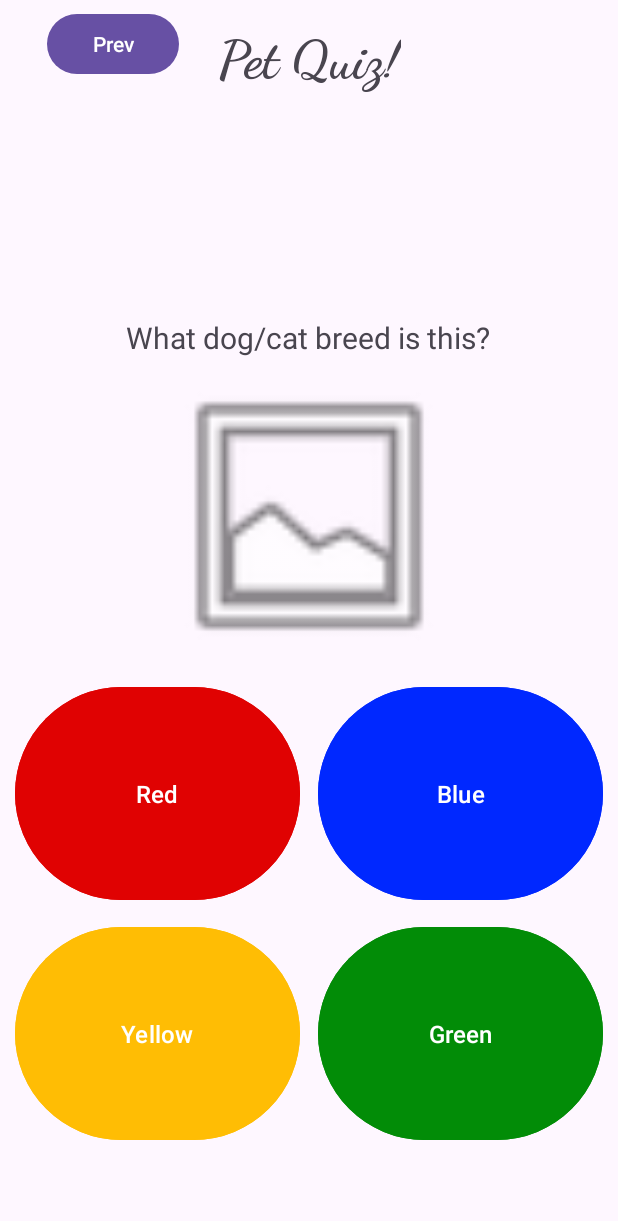
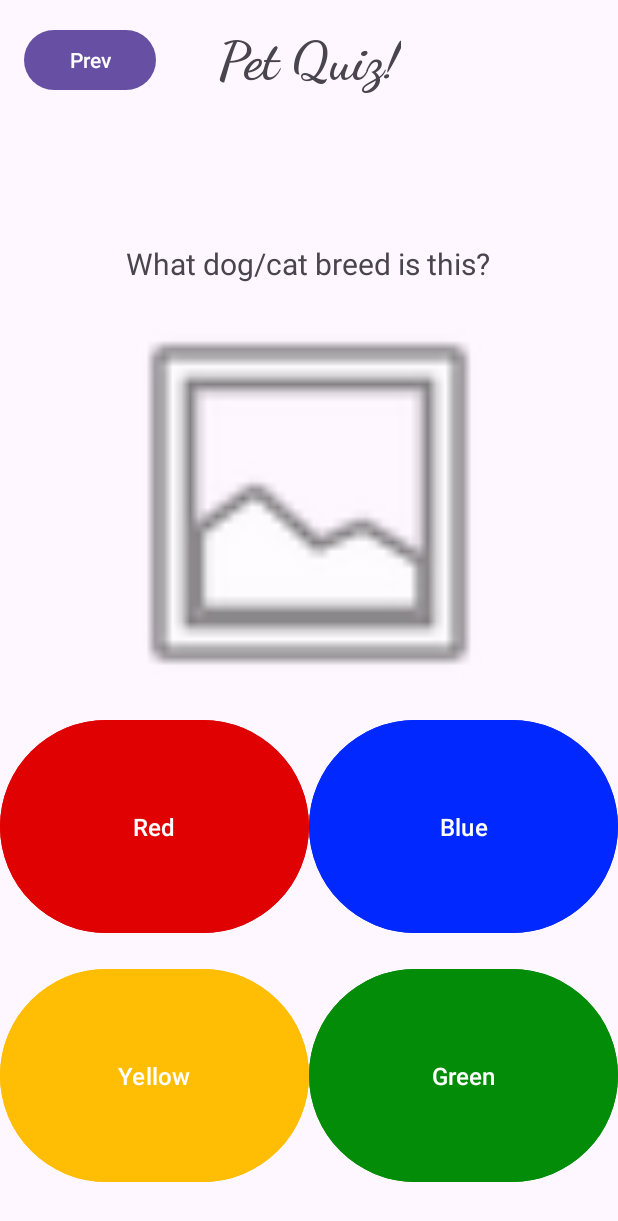
Before and after one commit to Lissiola/Paws_and_Learn, an Android app: the screen it shows after launch (QuizActivity), on a phone screen of 412 x 824 dp. Shown: the top 1221 px of the screen. Run offline under Robolectric (Android 15) with nearby library versions, the phone set to English and light mode, and no system bars; our stand-ins replace Picasso, Volley; network calls fail; pictures from the network do not load; Roboto replaces fonts that are not available here.

Commit message:
Merge remote-tracking branch 'origin/AlainasBranch' into AlainasBranch

```diff
--- a/app/src/main/res/layout/activity_quiz.xml
+++ b/app/src/main/res/layout/activity_quiz.xml
@@ -13,39 +13,39 @@
 
         <Button
             android:id="@+id/btnGreen"
-            android:layout_width="190dp"
+            android:layout_width="0dp"
             android:layout_height="150dp"
-            android:layout_marginTop="10dp"
-            android:layout_marginEnd="10dp"
             android:backgroundTint="#028C07"
             android:backgroundTintMode="add"
             android:text="Green"
             android:textSize="16sp"
+            app:layout_constraintBottom_toBottomOf="@+id/btnYellow"
             app:layout_constraintEnd_toEndOf="parent"
-            app:layout_constraintTop_toBottomOf="@+id/btnBlue" />
+            app:layout_constraintHorizontal_bias="0.5"
+            app:layout_constraintStart_toEndOf="@+id/btnYellow"
+            app:layout_constraintTop_toTopOf="@+id/btnYellow" />
 
         <Button
             android:id="@+id/btnYellow"
-            android:layout_width="190dp"
+            android:layout_width="0dp"
             android:layout_height="150dp"
-            android:layout_marginStart="10dp"
-            android:layout_marginTop="10dp"
+            android:layout_marginBottom="32dp"
             android:backgroundTint="#FFBD04"
             android:backgroundTintMode="add"
             android:text="Yellow"
             android:textSize="16sp"
-            app:layout_constraintStart_toStartOf="parent"
-            app:layout_constraintTop_toBottomOf="@+id/btnRed" />
+            app:layout_constraintBottom_toBottomOf="parent"
+            app:layout_constraintEnd_toStartOf="@+id/btnGreen"
+            app:layout_constraintHorizontal_bias="0.5"
+            app:layout_constraintStart_toStartOf="parent" />
 
         <Button
             android:id="@+id/btnPrev"
             android:layout_width="wrap_content"
             android:layout_height="wrap_content"
-            android:layout_marginStart="5dp"
-            android:layout_marginTop="5dp"
-            android:onClick="prevClick"
+            android:layout_marginStart="16dp"
+            android:layout_marginTop="16dp"
             android:text="Prev"
-            app:layout_constraintEnd_toStartOf="@+id/txtPetQuiz"
             app:layout_constraintStart_toStartOf="parent"
             app:layout_constraintTop_toTopOf="parent" />
 
@@ -53,33 +53,33 @@
             android:id="@+id/txtPetQuiz"
             android:layout_width="wrap_content"
             android:layout_height="wrap_content"
-            android:layout_marginTop="25dp"
             android:fontFamily="cursive"
             android:text="Pet Quiz!"
             android:textSize="35sp"
             android:textStyle="bold"
-            app:layout_constraintBottom_toBottomOf="@id/btnPrev"
+            app:layout_constraintBottom_toBottomOf="@+id/btnPrev"
             app:layout_constraintEnd_toEndOf="parent"
             app:layout_constraintStart_toStartOf="parent"
-            app:layout_constraintTop_toTopOf="parent" />
+            app:layout_constraintTop_toTopOf="@+id/btnPrev" />
 
         <TextView
             android:id="@+id/txtQuestion"
             android:layout_width="wrap_content"
             android:layout_height="wrap_content"
-            android:layout_marginTop="150dp"
+            android:layout_marginTop="32dp"
             android:text="What dog/cat breed is this?"
             android:textSize="20sp"
             app:layout_constraintEnd_toEndOf="parent"
             app:layout_constraintHorizontal_bias="0.496"
             app:layout_constraintStart_toStartOf="parent"
-            app:layout_constraintTop_toBottomOf="@+id/txtPetQuiz" />
+            app:layout_constraintTop_toBottomOf="@+id/txtResult" />
 
         <ImageView
             android:id="@+id/imgBreed"
-            android:layout_width="200dp"
-            android:layout_height="200dp"
+            android:layout_width="0dp"
+            android:layout_height="0dp"
             android:layout_marginTop="5dp"
+            app:layout_constraintBottom_toTopOf="@+id/btnRed"
             app:layout_constraintEnd_toEndOf="parent"
             app:layout_constraintStart_toStartOf="parent"
             app:layout_constraintTop_toBottomOf="@+id/txtQuestion"
@@ -87,37 +87,40 @@
 
         <Button
             android:id="@+id/btnBlue"
-            android:layout_width="190dp"
+            android:layout_width="0dp"
             android:layout_height="150dp"
-            android:layout_marginTop="10dp"
-            android:layout_marginEnd="10dp"
             android:backgroundTint="#0028FF"
             android:backgroundTintMode="add"
             android:text="Blue"
             android:textSize="16sp"
+            app:layout_constraintBottom_toBottomOf="@+id/btnRed"
             app:layout_constraintEnd_toEndOf="parent"
-            app:layout_constraintTop_toBottomOf="@+id/imgBreed" />
+            app:layout_constraintHorizontal_bias="0.5"
+            app:layout_constraintStart_toEndOf="@+id/btnRed"
+            app:layout_constraintTop_toTopOf="@+id/btnRed" />
 
         <Button
             android:id="@+id/btnRed"
-            android:layout_width="190dp"
+            android:layout_width="0dp"
             android:layout_height="150dp"
-            android:layout_marginStart="10dp"
-            android:layout_marginTop="10dp"
+            android:layout_marginBottom="16dp"
             android:backgroundTint="#E00202"
             android:backgroundTintMode="add"
             android:text="Red"
             android:textSize="16sp"
-            app:layout_constraintStart_toStartOf="parent"
-            app:layout_constraintTop_toBottomOf="@+id/imgBreed" />
+            app:layout_constraintBottom_toTopOf="@+id/btnYellow"
+            app:layout_constraintEnd_toStartOf="@+id/btnBlue"
+            app:layout_constraintHorizontal_bias="0.5"
+            app:layout_constraintStart_toStartOf="parent" />
 
         <TextView
             android:id="@+id/txtResult"
             android:layout_width="wrap_content"
             android:layout_height="wrap_content"
-            android:layout_marginTop="40dp"
+            android:layout_marginTop="35dp"
             android:textColor="#4CAF50"
-            android:textSize="30sp"
+            android:textSize="24sp"
+            android:visibility="visible"
             app:layout_constraintEnd_toEndOf="parent"
             app:layout_constraintStart_toStartOf="parent"
             app:layout_constraintTop_toBottomOf="@+id/txtPetQuiz" />
```
